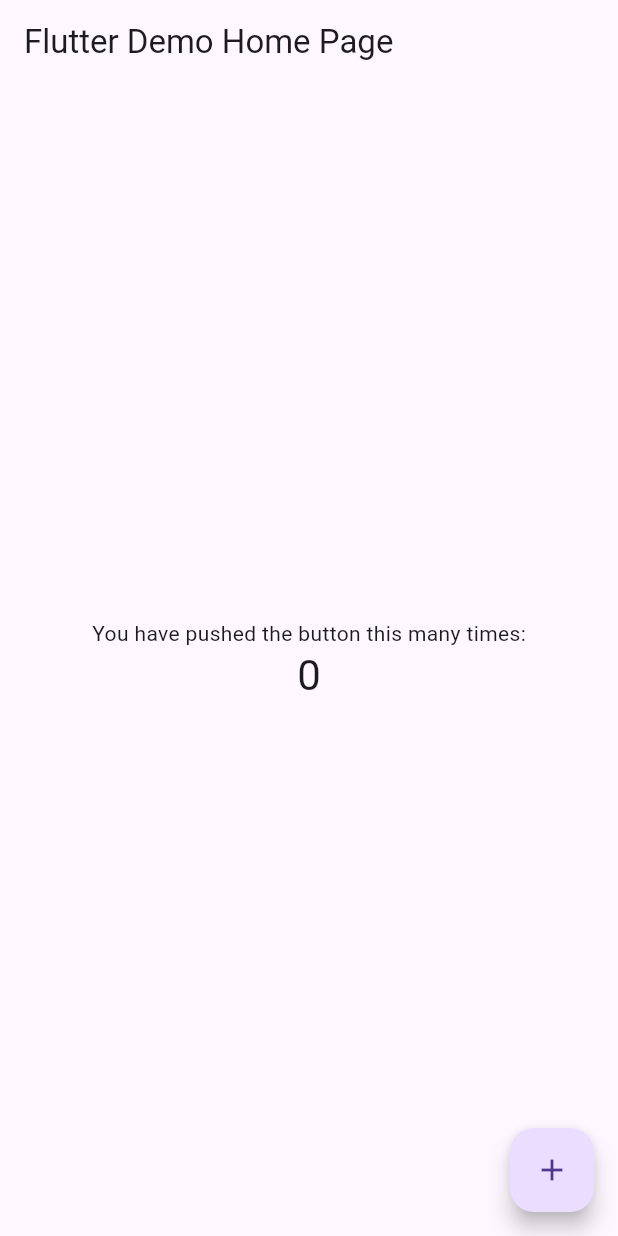
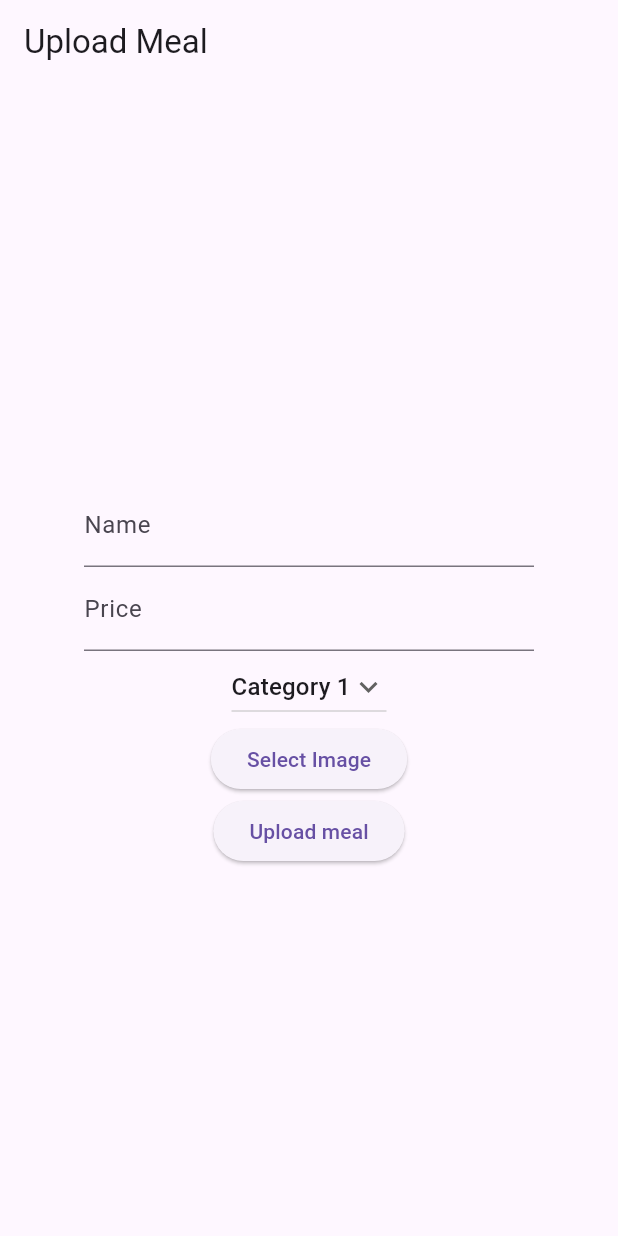
Before and after one commit to lauraSeatovic/ITAPP_FRI0730_Cafeteria_Support_, a Flutter app: the screen it shows after launch, on a phone screen of 412 x 824 dp. Run offline on Flutter 3.47's test engine with Material 3 defaults, Android fonts, the phone set to English and light mode, and no system bars; our stand-ins replace image_picker.

Commit message:
Implement initial web app

```diff
--- a/restaurant_app/lib/main.dart
+++ b/restaurant_app/lib/main.dart
@@ -1,8 +1,14 @@
 import 'package:flutter/material.dart';
+import 'dart:io';
+import 'package:image_picker/image_picker.dart';
 
 void main() {
   runApp(const MyApp());
 }
+
+
+
+
 
 class MyApp extends StatelessWidget {
   const MyApp({super.key});
@@ -24,92 +30,121 @@
         // is not restarted.
         primarySwatch: Colors.blue,
       ),
-      home: const MyHomePage(title: 'Flutter Demo Home Page'),
+      home: UploadImagePage(),
     );
   }
 }
 
-class MyHomePage extends StatefulWidget {
-  const MyHomePage({super.key, required this.title});
-
-  // This widget is the home page of your application. It is stateful, meaning
-  // that it has a State object (defined below) that contains fields that affect
-  // how it looks.
-
-  // This class is the configuration for the state. It holds the values (in this
-  // case the title) provided by the parent (in this case the App widget) and
-  // used by the build method of the State. Fields in a Widget subclass are
-  // always marked "final".
-
-  final String title;
-
+class UploadImagePage extends StatefulWidget {
   @override
-  State<MyHomePage> createState() => _MyHomePageState();
+  _UploadImagePageState createState() => _UploadImagePageState();
 }
 
-class _MyHomePageState extends State<MyHomePage> {
-  int _counter = 0;
+class _UploadImagePageState extends State<UploadImagePage> {
+  final picker = ImagePicker();
+  late XFile _image;
 
-  void _incrementCounter() {
+
+  String _name = ''; // Variable to store the name of the food
+  double _price = 0.0; // Variable to store the price of the food
+  String _category = 'Category 1'; // Variable to store the selected category
+
+  // List of categories (you can replace it with your own list)
+  List<String> _categories = [
+    'Category 1',
+    'Category 2',
+    'Category 3',
+    'Category 4',
+  ];
+
+  // Function to handle category selection
+  void _onCategoryChanged(String? value) {
+  setState(() {
+    _category = value ?? _categories[0]; // Assign a default value if value is null
+  });
+}
+
+  Future getImage() async {
+    final pickedFile = await picker.pickImage(source: ImageSource.gallery);
     setState(() {
-      // This call to setState tells the Flutter framework that something has
-      // changed in this State, which causes it to rerun the build method below
-      // so that the display can reflect the updated values. If we changed
-      // _counter without calling setState(), then the build method would not be
-      // called again, and so nothing would appear to happen.
-      _counter++;
+      if (pickedFile != null) {
+        _image = pickedFile;
+      } else {
+        print('No image selected.');
+      }
     });
+  }
+
+  Future uploadImage() async {
+    print('Upload image functionality should be implemented here.');
   }
 
   @override
   Widget build(BuildContext context) {
-    // This method is rerun every time setState is called, for instance as done
-    // by the _incrementCounter method above.
-    //
-    // The Flutter framework has been optimized to make rerunning build methods
-    // fast, so that you can just rebuild anything that needs updating rather
-    // than having to individually change instances of widgets.
     return Scaffold(
       appBar: AppBar(
-        // Here we take the value from the MyHomePage object that was created by
-        // the App.build method, and use it to set our appbar title.
-        title: Text(widget.title),
+        title: Text('Upload Meal'),
       ),
       body: Center(
-        // Center is a layout widget. It takes a single child and positions it
-        // in the middle of the parent.
+        child:
+        SizedBox(
+          width: 300,
         child: Column(
-          // Column is also a layout widget. It takes a list of children and
-          // arranges them vertically. By default, it sizes itself to fit its
-          // children horizontally, and tries to be as tall as its parent.
-          //
-          // Invoke "debug painting" (press "p" in the console, choose the
-          // "Toggle Debug Paint" action from the Flutter Inspector in Android
-          // Studio, or the "Toggle Debug Paint" command in Visual Studio Code)
-          // to see the wireframe for each widget.
-          //
-          // Column has various properties to control how it sizes itself and
-          // how it positions its children. Here we use mainAxisAlignment to
-          // center the children vertically; the main axis here is the vertical
-          // axis because Columns are vertical (the cross axis would be
-          // horizontal).
           mainAxisAlignment: MainAxisAlignment.center,
           children: <Widget>[
-            const Text(
-              'You have pushed the button this many times:',
+            //Image.file(File(_image.path)),
+
+            SizedBox(height: 20), // Add spacing between image and other information
+                      TextFormField(
+                        decoration: InputDecoration(labelText: 'Name'),
+                        onChanged: (value) {
+                          setState(() {
+                            _name = value;
+                          });
+                        },
+                      ),
+                      TextFormField(
+                        decoration: InputDecoration(labelText: 'Price'),
+                        keyboardType: TextInputType.number,
+                        onChanged: (value) {
+                          setState(() {
+                            _price = double.parse(value);
+                          });
+                        },
+                      ),
+                      DropdownButton(
+
+              // Initial Value
+              value: _category,
+
+              // Down Arrow Icon
+              icon: const Icon(Icons.keyboard_arrow_down),
+
+              // Array list of items
+              items: _categories.map((String items) {
+                return DropdownMenuItem(
+                  value: items,
+                  child: Text(items),
+                );
+              }).toList(),
+              onChanged: (String? newValue) {
+                setState(() {
+                  _category = newValue!;
+                });
+              },
             ),
-            Text(
-              '$_counter',
-              style: Theme.of(context).textTheme.headlineMedium,
+
+            ElevatedButton(
+              onPressed: getImage,
+              child: Text('Select Image'),
+            ),
+            ElevatedButton(
+              onPressed: uploadImage, //Upload meal function....
+              child: Text('Upload meal'),
             ),
           ],
         ),
       ),
-      floatingActionButton: FloatingActionButton(
-        onPressed: _incrementCounter,
-        tooltip: 'Increment',
-        child: const Icon(Icons.add),
-      ), // This trailing comma makes auto-formatting nicer for build methods.
-    );
+    ));
   }
 }
--- a/restaurant_app/pubspec.yaml
+++ b/restaurant_app/pubspec.yaml
@@ -30,6 +30,7 @@
 dependencies:
   flutter:
     sdk: flutter
+  image_picker: ^0.8.4+4
 
 
   # The following adds the Cupertino Icons font to your application.
```
Also changed, not shown: restaurant_app/pubspec.lock, 111 other files.
